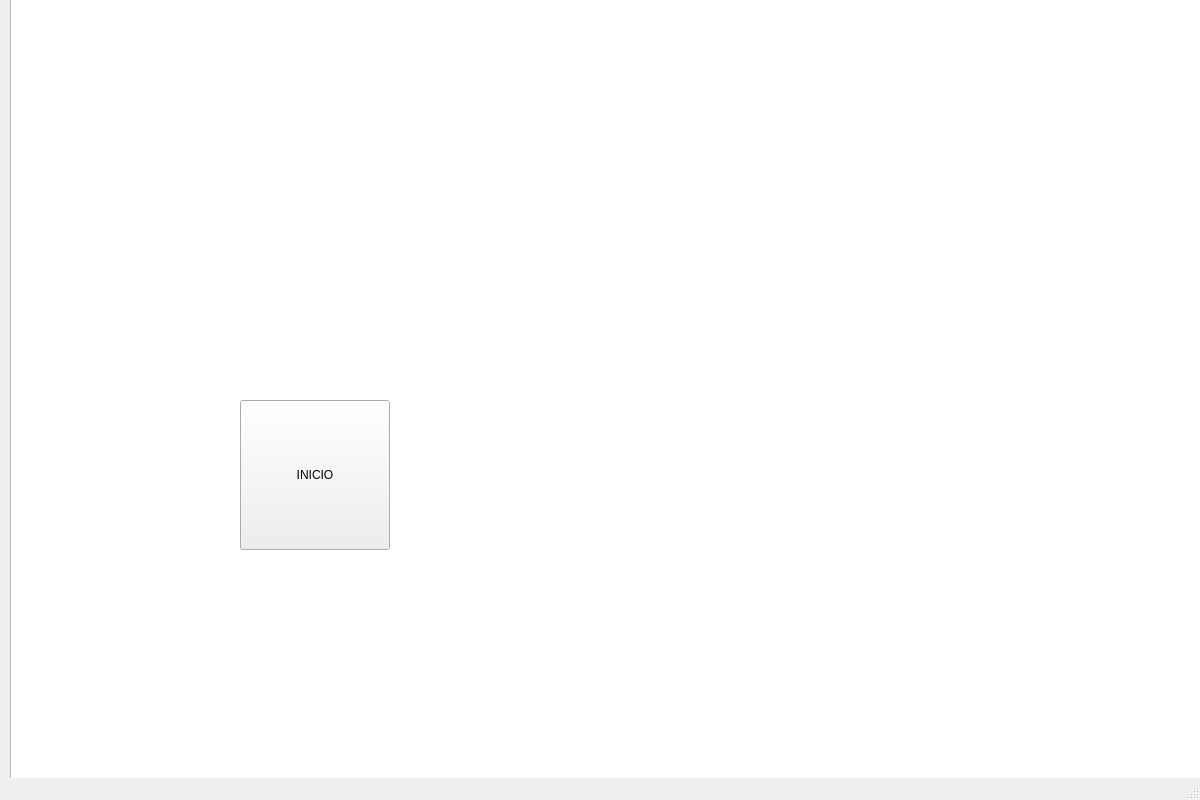
Before: the Qt Designer form mainwindow.ui in rodrigoperezM/proyecto-final-udea, drawn with Qt 5.
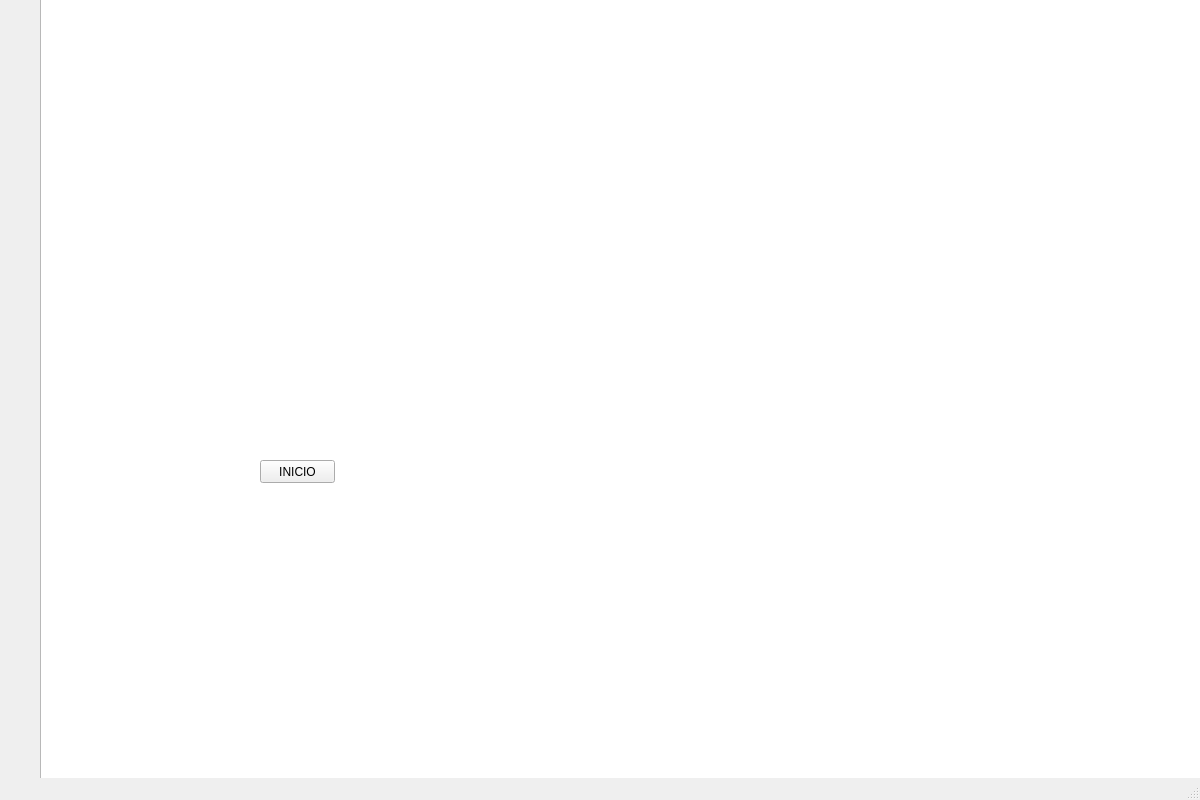
After: the same form once the commit is applied.

Diff of the .ui file:
```diff
--- a/mainwindow.ui
+++ b/mainwindow.ui
@@ -17,7 +17,7 @@
    <widget class="QGraphicsView" name="graphicsView">
     <property name="geometry">
      <rect>
-      <x>10</x>
+      <x>40</x>
       <y>-10</y>
       <width>1200</width>
       <height>800</height>
@@ -27,10 +27,10 @@
    <widget class="QPushButton" name="startButton">
     <property name="geometry">
      <rect>
-      <x>240</x>
-      <y>400</y>
-      <width>150</width>
-      <height>150</height>
+      <x>260</x>
+      <y>460</y>
+      <width>75</width>
+      <height>23</height>
      </rect>
     </property>
     <property name="text">
```
Left out of the diff: 2 changed lines with no effect on the pictures.
